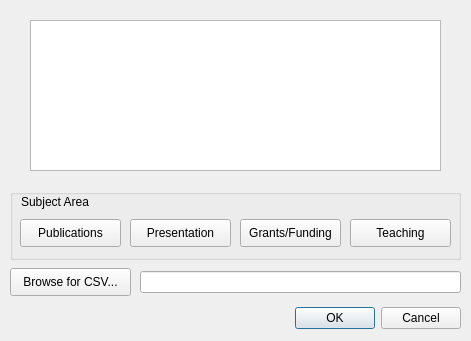
The window that src/ui/fileinputdialog.ui (Myu84/CSS) describes before a commit, drawn with Qt 5.
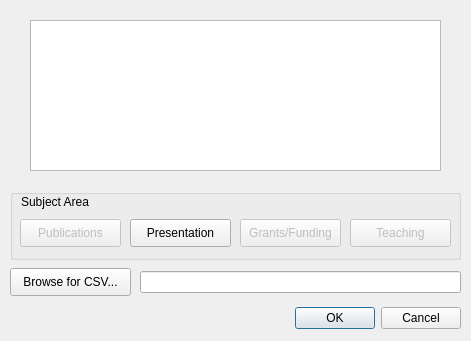
The same window after the commit.

Diff of the .ui file:
```diff
--- a/src/ui/fileinputdialog.ui
+++ b/src/ui/fileinputdialog.ui
@@ -55,6 +55,9 @@
     </property>
    </widget>
    <widget class="QPushButton" name="publicationsButton">
+    <property name="enabled">
+     <bool>false</bool>
+    </property>
     <property name="geometry">
      <rect>
       <x>10</x>
@@ -105,6 +108,9 @@
     </attribute>
    </widget>
    <widget class="QPushButton" name="grantsButton">
+    <property name="enabled">
+     <bool>false</bool>
+    </property>
     <property name="geometry">
      <rect>
       <x>230</x>
@@ -124,6 +130,9 @@
     </attribute>
    </widget>
    <widget class="QPushButton" name="teachingButton">
+    <property name="enabled">
+     <bool>false</bool>
+    </property>
     <property name="geometry">
      <rect>
       <x>340</x>
```
